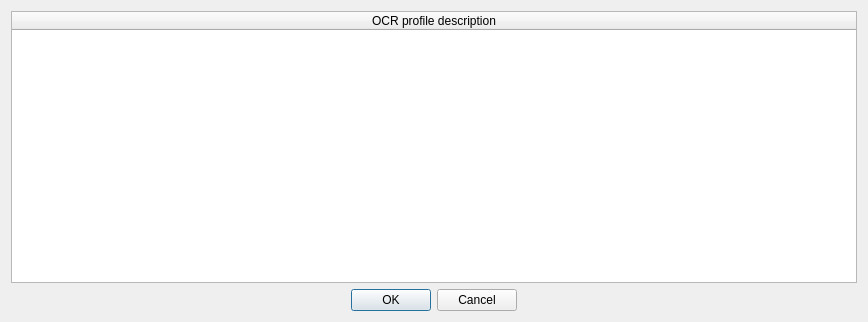
bob-anderson-ok/pymovie, file src/pymovie/selectProfile.ui: the form before one commit.
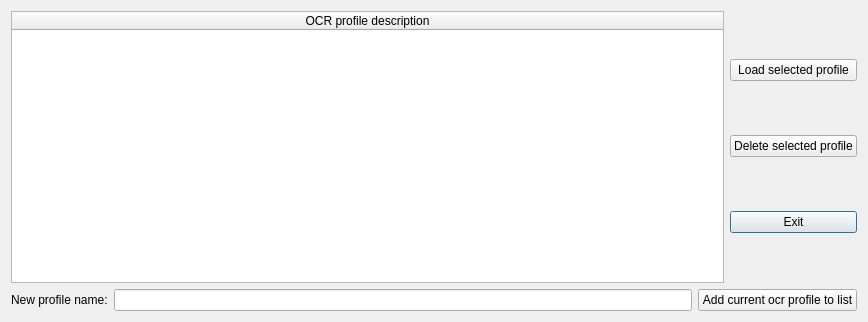
The form after the commit.

Commit message: v1.5.6 Adds full featured ocr profile editor

```diff
--- a/src/pymovie/selectProfile.ui
+++ b/src/pymovie/selectProfile.ui
@@ -15,6 +15,10 @@
   </property>
   <layout class="QGridLayout" name="gridLayout">
    <item row="0" column="0">
+    <layout class="QVBoxLayout" name="verticalLayout_2">
+     <item>
+      <layout class="QHBoxLayout" name="horizontalLayout">
+       <item>
     <widget class="QTableWidget" name="selectionTable">
      <property name="rowCount">
       <number>0</number>
@@ -32,18 +36,58 @@
      </column>
     </widget>
    </item>
-   <item row="1" column="0">
-    <widget class="QDialogButtonBox" name="buttonBox">
-     <property name="orientation">
-      <enum>Qt::Horizontal</enum>
-     </property>
-     <property name="standardButtons">
-      <set>QDialogButtonBox::Cancel|QDialogButtonBox::Ok</set>
-     </property>
-     <property name="centerButtons">
+       <item>
+        <layout class="QVBoxLayout" name="verticalLayout">
+         <item>
+          <widget class="QPushButton" name="loadButton">
+           <property name="text">
+            <string>Load selected profile</string>
+           </property>
+          </widget>
+         </item>
+         <item>
+          <widget class="QPushButton" name="deleteButton">
+           <property name="text">
+            <string>Delete selected profile</string>
+           </property>
+          </widget>
+         </item>
+         <item>
+          <widget class="QPushButton" name="exitButton">
+           <property name="text">
+            <string>Exit</string>
+           </property>
+           <property name="default">
       <bool>true</bool>
      </property>
     </widget>
+         </item>
+        </layout>
+       </item>
+      </layout>
+     </item>
+     <item>
+      <layout class="QHBoxLayout" name="horizontalLayout_2">
+       <item>
+        <widget class="QLabel" name="label">
+         <property name="text">
+          <string>New profile name:</string>
+         </property>
+        </widget>
+       </item>
+       <item>
+        <widget class="QLineEdit" name="profileNameEdit"/>
+       </item>
+       <item>
+        <widget class="QPushButton" name="addProfileButton">
+         <property name="text">
+          <string>Add current ocr profile to list</string>
+         </property>
+        </widget>
+       </item>
+      </layout>
+     </item>
+    </layout>
    </item>
   </layout>
  </widget>
```
Left out of the diff: 35 changed lines with no effect on the pictures. Lines whose indentation alone changed are shown as unchanged. The commit also changes 10 other files.
